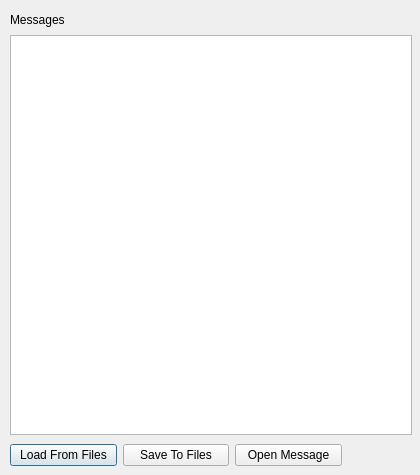
First picture: the form in src/message-list-window.ui, repository getonout/byte-messenger, before the edit.
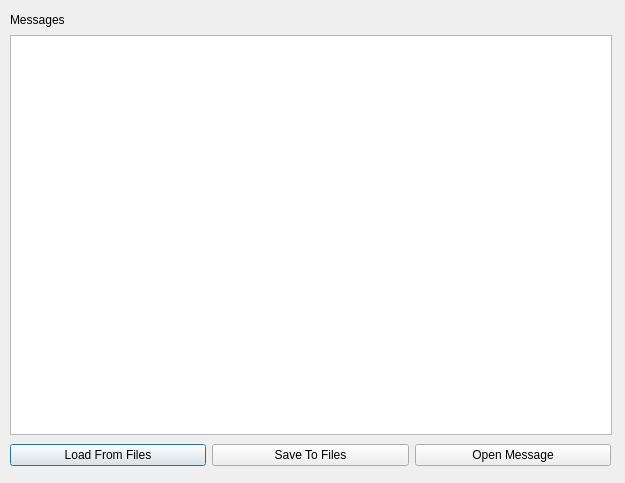
Second picture: the form after the edit.

Commit message: Updated .ui files to adjust button sizes.  Updated pre-built executables.

What changed in the file:
```diff
--- a/src/message-list-window.ui
+++ b/src/message-list-window.ui
@@ -6,8 +6,8 @@
    <rect>
     <x>0</x>
     <y>0</y>
-    <width>420</width>
-    <height>475</height>
+    <width>625</width>
+    <height>483</height>
    </rect>
   </property>
   <property name="windowTitle">
@@ -18,7 +18,7 @@
     <rect>
      <x>10</x>
      <y>10</y>
-     <width>402</width>
+     <width>602</width>
      <height>425</height>
     </rect>
    </property>
@@ -40,7 +40,7 @@
       </property>
       <property name="minimumSize">
        <size>
-        <width>400</width>
+        <width>600</width>
         <height>400</height>
        </size>
       </property>
@@ -56,7 +56,7 @@
     <rect>
      <x>10</x>
      <y>440</y>
-     <width>332</width>
+     <width>601</width>
      <height>31</height>
     </rect>
    </property>
```
The commit also changes 6 other files.
